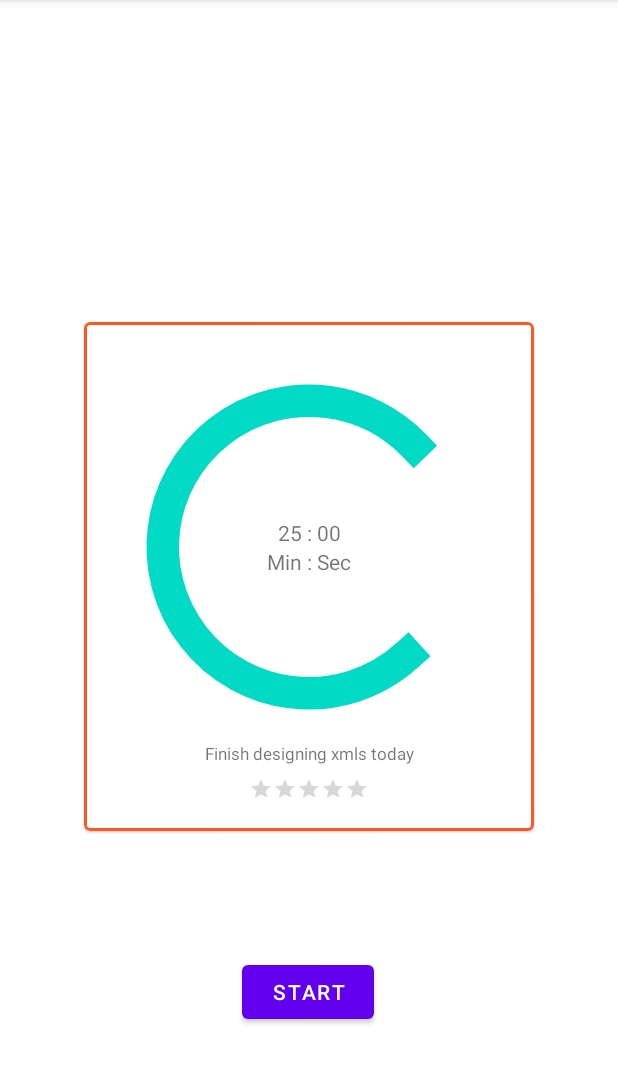
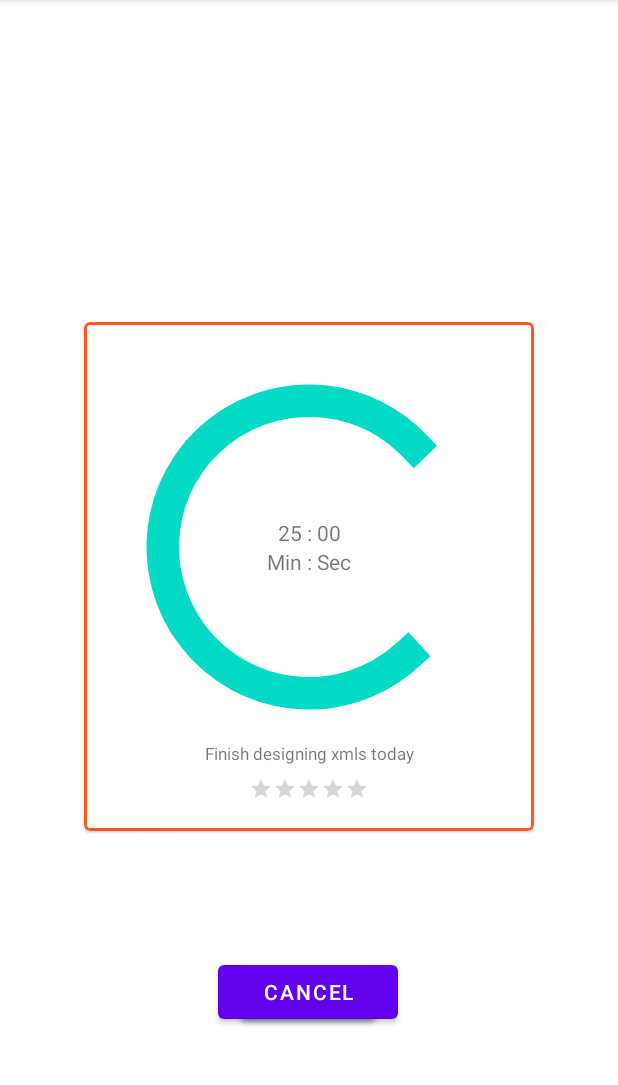
Before and after one commit to renukaImprove10X/FocusTimer, an Android app: the screen it shows after launch (LoginActivity), on a phone screen of 412 x 824 dp, the part 84-1169 px from its top. Run offline under Robolectric (Android 15) with nearby library versions, the phone set to English and light mode, and no system bars; our stand-ins replace Firebase (no records; nobody signed in at launch, a user with empty details on screens opened directly); libraries missing offline, so code that uses them is left out: com.firebase.ui; 1 statement that could not run was skipped.

Commit message:
Xml design - cancel and skip break buttons added

```diff
--- a/app/src/main/res/layout/activity_login.xml
+++ b/app/src/main/res/layout/activity_login.xml
@@ -7,10 +7,32 @@
     tools:context=".LoginActivity">
 
     <Button
+        android:id="@+id/skip_break_btn"
+        android:layout_width="wrap_content"
+        android:layout_height="wrap_content"
+        android:text="Skip Break"
+        app:layout_constraintBottom_toBottomOf="parent"
+        app:layout_constraintEnd_toEndOf="parent"
+        app:layout_constraintHorizontal_bias="0.498"
+        app:layout_constraintStart_toStartOf="parent"
+        app:layout_constraintTop_toBottomOf="@id/barrier3" />
+
+    <Button
         android:id="@+id/start_btn"
         android:layout_width="wrap_content"
         android:layout_height="wrap_content"
         android:text="Start"
+        app:layout_constraintBottom_toBottomOf="parent"
+        app:layout_constraintEnd_toEndOf="parent"
+        app:layout_constraintHorizontal_bias="0.498"
+        app:layout_constraintStart_toStartOf="parent"
+        app:layout_constraintTop_toBottomOf="@id/barrier3" />
+
+    <Button
+        android:id="@+id/cancel_btn"
+        android:layout_width="wrap_content"
+        android:layout_height="wrap_content"
+        android:text="Cancel"
         app:layout_constraintBottom_toBottomOf="parent"
         app:layout_constraintEnd_toEndOf="parent"
         app:layout_constraintHorizontal_bias="0.498"
@@ -130,7 +152,7 @@
         android:layout_width="wrap_content"
         android:layout_height="wrap_content"
         app:barrierDirection="top"
-        app:constraint_referenced_ids="start_btn"
+        app:constraint_referenced_ids="start_btn,skip_break_btn,cancel_btn"
         app:layout_constraintTop_toBottomOf="@id/cardview" />
 
 </androidx.constraintlayout.widget.ConstraintLayout>
```
